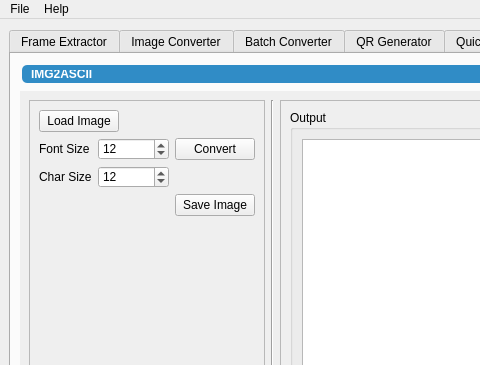
Qt form src/ui/form.ui (LyAhn/ImageNexus) before a commit; both pictures show x 0 to 480 and y 0 to 365 of the 872 by 602 pixel window.
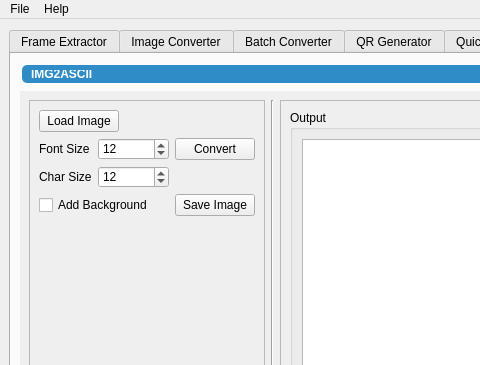
The same form after that commit. The open tabs and pages were chosen to show the change. Icons and pictures are not drawn.

```diff
--- a/src/ui/form.ui
+++ b/src/ui/form.ui
@@ -1156,6 +1156,16 @@
                  </property>
                 </widget>
                </item>
+               <item row="3" column="0">
+                <widget class="QCheckBox" name="i2aAddBgCheck">
+                 <property name="text">
+                  <string>Add Background</string>
+                 </property>
+                 <property name="checked">
+                  <bool>false</bool>
+                 </property>
+                </widget>
+               </item>
               </layout>
              </widget>
             </item>
```
Left out of the diff: 14 changed lines with no effect on the pictures.
